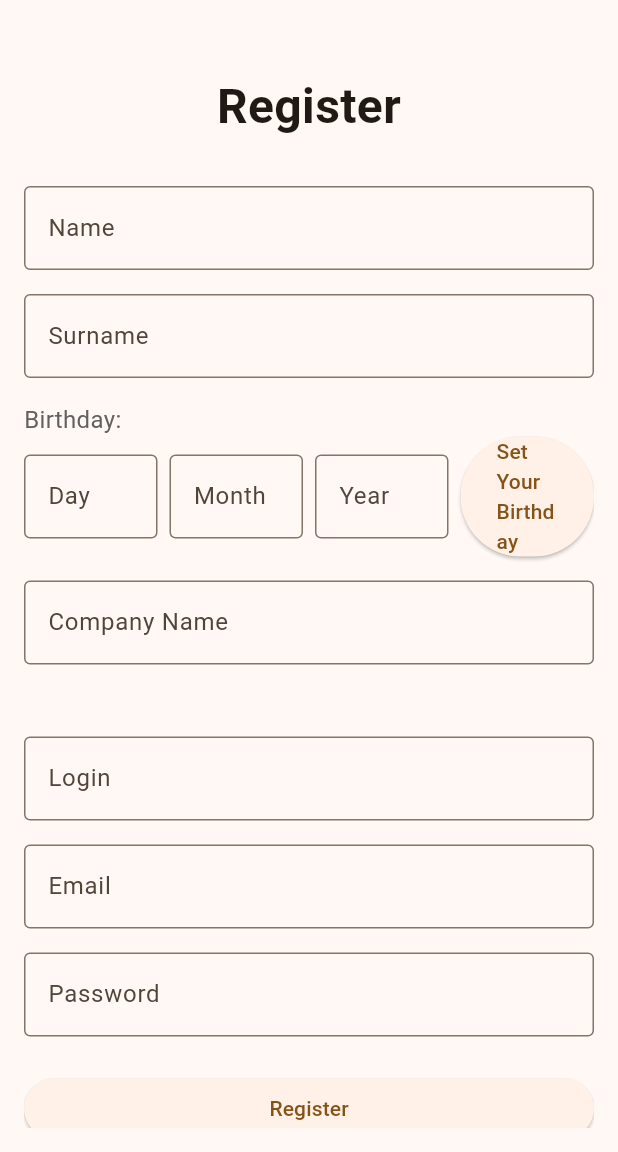
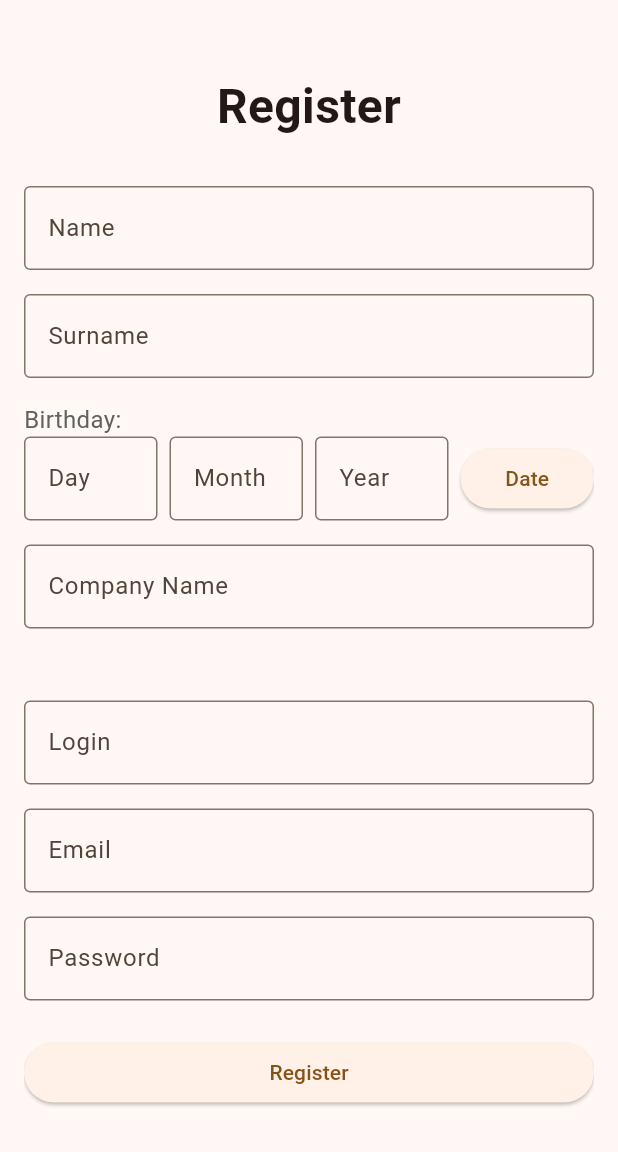
Before and after one commit to xxxDKGxxx/Dealmatcher, a Flutter app: the screen it shows after launch, on a phone screen of 412 x 824 dp, the part 84-1236 px from its top. Run offline on Flutter 3.47's test engine with Material 3 defaults, Android fonts, the phone set to English and light mode, and no system bars; our stand-ins replace go_router.

Commit message:
fixed set birthday button

```diff
--- a/src/frontend/lib/pages/register_page.dart
+++ b/src/frontend/lib/pages/register_page.dart
@@ -187,7 +187,7 @@ class _RegisterPageState extends State<RegisterPage> {
                             fit: FlexFit.tight,
                             child: ElevatedButton(
                               onPressed: () async => pickDate(context),
-                              child: Text('Set Your Birthday'),
+                              child: Text('Date'),
                             ),
                           ),
                         ],
```
Also changed, not shown: src/frontend/pubspec.lock, 1 other file.
